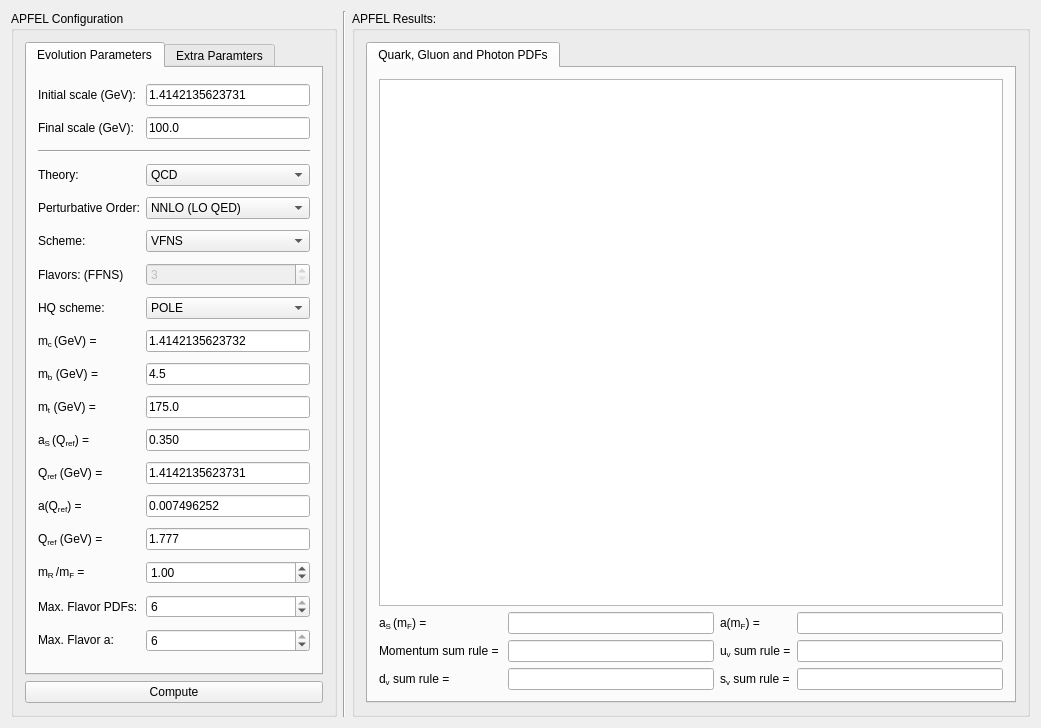
First picture: the form in apfelgui/apfelmainwindow.ui, repository scarrazza/apfel, before the edit.
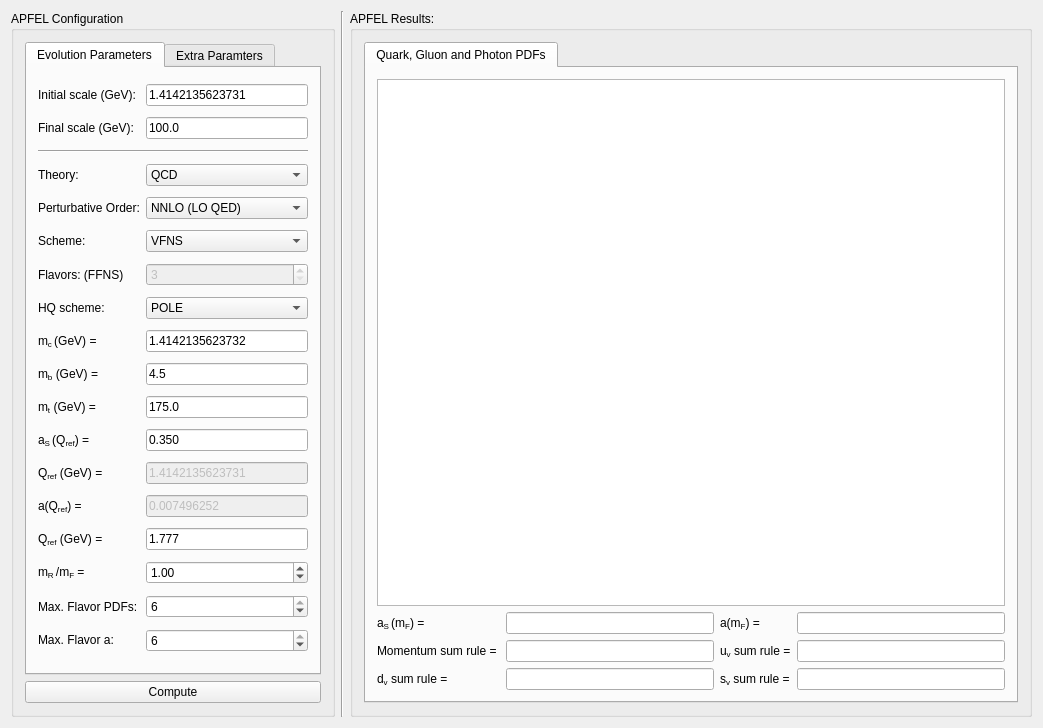
Second picture: the form after the edit.

The edit to the form file:
```diff
--- a/apfelgui/apfelmainwindow.ui
+++ b/apfelgui/apfelmainwindow.ui
@@ -6,7 +6,7 @@
    <rect>
     <x>0</x>
     <y>0</y>
-    <width>1041</width>
+    <width>1043</width>
     <height>728</height>
    </rect>
   </property>
@@ -142,6 +142,12 @@
                <verstretch>0</verstretch>
               </sizepolicy>
              </property>
+             <property name="minimumSize">
+              <size>
+               <width>628</width>
+               <height>499</height>
+              </size>
+             </property>
             </widget>
            </item>
           </layout>
@@ -487,6 +493,9 @@
            </item>
            <item row="12" column="1">
             <widget class="QLineEdit" name="lineEdit_14">
+             <property name="enabled">
+              <bool>false</bool>
+             </property>
              <property name="text">
               <string>1.4142135623731</string>
              </property>
@@ -494,6 +503,9 @@
            </item>
            <item row="13" column="1">
             <widget class="QLineEdit" name="lineEdit_15">
+             <property name="enabled">
+              <bool>false</bool>
+             </property>
              <property name="text">
               <string>0.007496252</string>
              </property>
```
Left out of the diff: 2 changed lines with no effect on the pictures.
